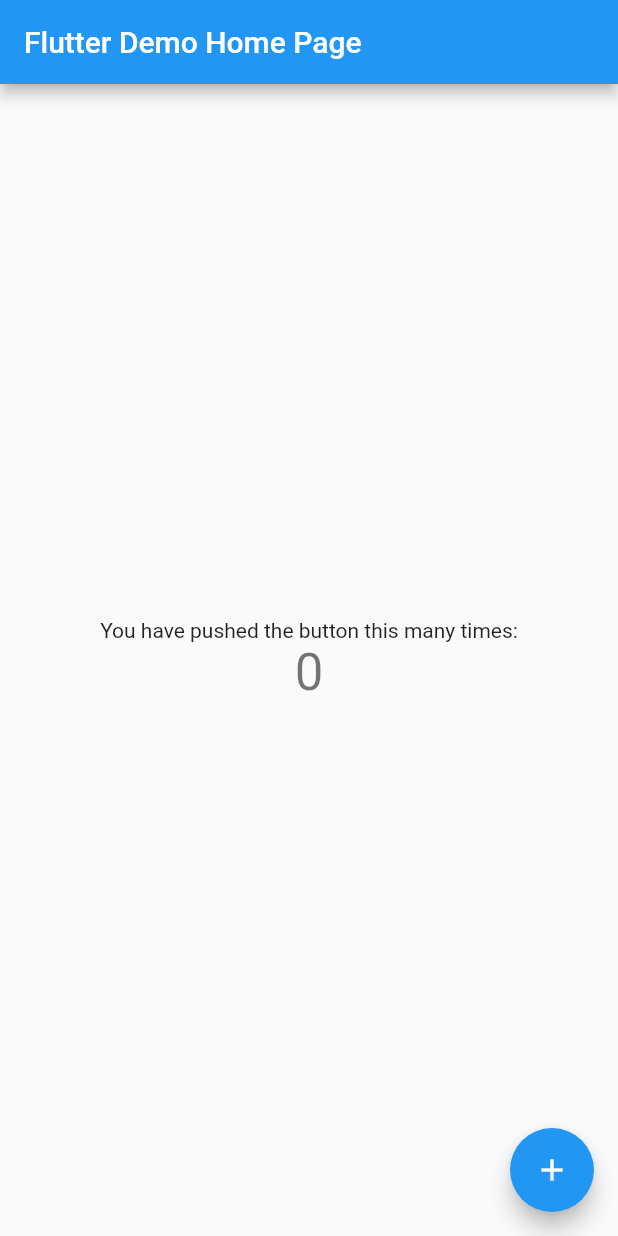
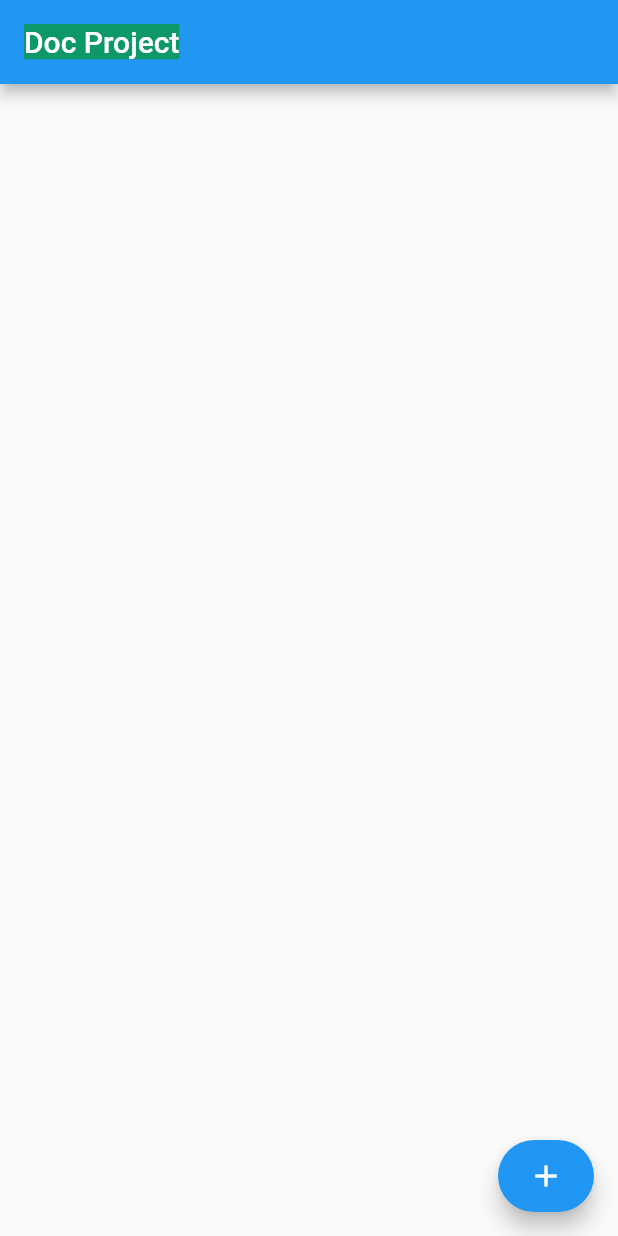
Before and after one commit to SamarAbbas110/Doc_project, a Flutter app: the screen it shows after launch, on a phone screen of 412 x 824 dp. Run offline on Flutter 3.47's test engine with Material 2 defaults, Android fonts, the phone set to English and light mode, and no system bars; missing offline and left inert: dart:html, quill_delta, zefyr.

Commit message:
Second Commit

```diff
--- /dev/null
+++ b/lib/Homepage.dart
@@ -0,0 +1,31 @@
+import 'dart:html';
+
+import 'package:doc_project/Editorrpage.dart';
+import 'package:doc_project/Routes.dart';
+import 'package:doc_project/constraint.dart';
+import 'package:flutter/material.dart';
+
+class Homepage extends StatelessWidget {
+  const Homepage({Key? key}) : super(key: key);
+
+  @override
+  Widget build(BuildContext context) {
+    final navigator = Navigator.of(context);
+    return Scaffold(
+      appBar: AppBar(
+        title: Text(
+          "Doc Project",
+          style: TextStyle(
+            backgroundColor: KPrimaryColor,
+          ),
+        ),
+      ),
+      floatingActionButton: FloatingActionButton.extended(
+        onPressed: () {
+          navigator.pushNamed(Myroutes.EditorPage);
+        },
+        label: Icon(Icons.add),
+      ),
+    );
+  }
+}
--- /dev/null
+++ b/lib/Routes.dart
@@ -0,0 +1,4 @@
+class Myroutes {
+  static String Homepage = "/home";
+  static String EditorPage = "/EditorPage";
+}
--- /dev/null
+++ b/lib/constraint.dart
@@ -0,0 +1,6 @@
+import 'package:flutter/material.dart';
+
+const KPrimaryColor = Color(0xFF0C9869);
+const KTextColor = Color(0xFF3C4046);
+const KBackground = Color(0xFFF9F8FD);
+const double KDefaultPadding = 20.0;
--- a/lib/main.dart
+++ b/lib/main.dart
@@ -1,113 +1,19 @@
+import 'package:doc_project/Routes.dart';
 import 'package:flutter/material.dart';
+import 'Editorrpage.dart';
+import 'Homepage.dart';
 
 void main() {
-  runApp(MyApp());
+  runApp(ZefyrApp());
 }
 
-class MyApp extends StatelessWidget {
-  // This widget is the root of your application.
+class ZefyrApp extends StatelessWidget {
   @override
   Widget build(BuildContext context) {
     return MaterialApp(
       title: 'Flutter Demo',
-      theme: ThemeData(
-        // This is the theme of your application.
-        //
-        // Try running your application with "flutter run". You'll see the
-        // application has a blue toolbar. Then, without quitting the app, try
-        // changing the primarySwatch below to Colors.green and then invoke
-        // "hot reload" (press "r" in the console where you ran "flutter run",
-        // or simply save your changes to "hot reload" in a Flutter IDE).
-        // Notice that the counter didn't reset back to zero; the application
-        // is not restarted.
-        primarySwatch: Colors.blue,
-      ),
-      home: MyHomePage(title: 'Flutter Demo Home Page'),
+      home: Homepage(),
+      routes: {Myroutes.EditorPage: (context) => EditorPage()},
     );
   }
 }
-
-class MyHomePage extends StatefulWidget {
-  MyHomePage({Key? key, required this.title}) : super(key: key);
-
-  // This widget is the home page of your application. It is stateful, meaning
-  // that it has a State object (defined below) that contains fields that affect
-  // how it looks.
-
-  // This class is the configuration for the state. It holds the values (in this
-  // case the title) provided by the parent (in this case the App widget) and
-  // used by the build method of the State. Fields in a Widget subclass are
-  // always marked "final".
-
-  final String title;
-
-  @override
-  _MyHomePageState createState() => _MyHomePageState();
-}
-
-class _MyHomePageState extends State<MyHomePage> {
-  int _counter = 0;
-
-  void _incrementCounter() {
-    setState(() {
-      // This call to setState tells the Flutter framework that something has
-      // changed in this State, which causes it to rerun the build method below
-      // so that the display can reflect the updated values. If we changed
-      // _counter without calling setState(), then the build method would not be
-      // called again, and so nothing would appear to happen.
-      _counter++;
-    });
-  }
-
-  @override
-  Widget build(BuildContext context) {
-    // This method is rerun every time setState is called, for instance as done
-    // by the _incrementCounter method above.
-    //
-    // The Flutter framework has been optimized to make rerunning build methods
-    // fast, so that you can just rebuild anything that needs updating rather
-    // than having to individually change instances of widgets.
-    return Scaffold(
-      appBar: AppBar(
-        // Here we take the value from the MyHomePage object that was created by
-        // the App.build method, and use it to set our appbar title.
-        title: Text(widget.title),
-      ),
-      body: Center(
-        // Center is a layout widget. It takes a single child and positions it
-        // in the middle of the parent.
-        child: Column(
-          // Column is also a layout widget. It takes a list of children and
-          // arranges them vertically. By default, it sizes itself to fit its
-          // children horizontally, and tries to be as tall as its parent.
-          //
-          // Invoke "debug painting" (press "p" in the console, choose the
-          // "Toggle Debug Paint" action from the Flutter Inspector in Android
-          // Studio, or the "Toggle Debug Paint" command in Visual Studio Code)
-          // to see the wireframe for each widget.
-          //
-          // Column has various properties to control how it sizes itself and
-          // how it positions its children. Here we use mainAxisAlignment to
-          // center the children vertically; the main axis here is the vertical
-          // axis because Columns are vertical (the cross axis would be
-          // horizontal).
-          mainAxisAlignment: MainAxisAlignment.center,
-          children: <Widget>[
-            Text(
-              'You have pushed the button this many times:',
-            ),
-            Text(
-              '$_counter',
-              style: Theme.of(context).textTheme.headline4,
-            ),
-          ],
-        ),
-      ),
-      floatingActionButton: FloatingActionButton(
-        onPressed: _incrementCounter,
-        tooltip: 'Increment',
-        child: Icon(Icons.add),
-      ), // This trailing comma makes auto-formatting nicer for build methods.
-    );
-  }
-}
```
Also changed, not shown: pubspec.lock.
